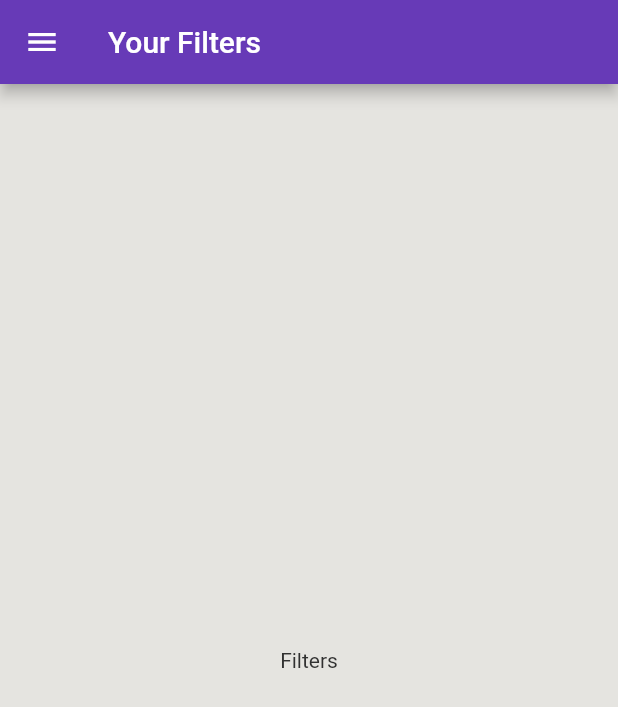
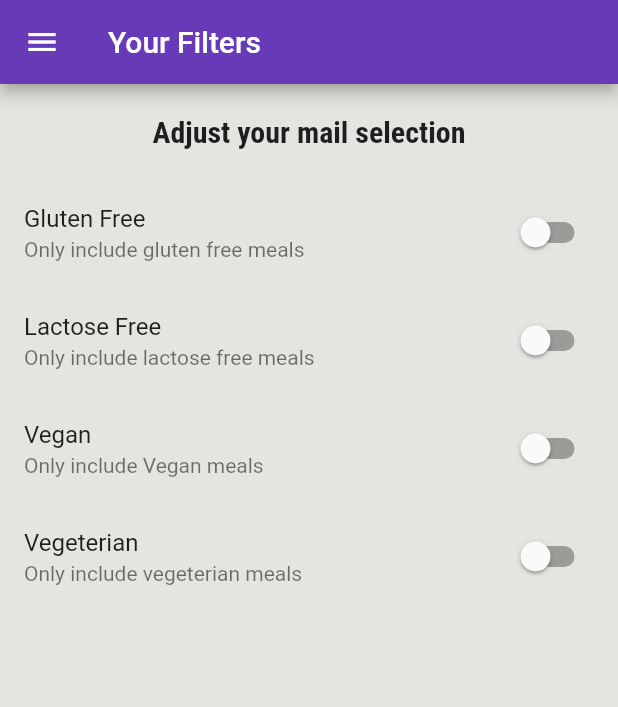
Before and after one commit to Qabbout/Meal, a Flutter app: the FiltersScreen screen opened by its route, on a phone screen of 412 x 824 dp. Shown: the top 707 px of the screen. Run offline on Flutter 3.47's test engine with Material 2 defaults, Android fonts, the phone set to English and light mode, and no system bars.

Commit message:
add switch options to filters screen

```diff
--- a/lib/screens/filters_screen.dart
+++ b/lib/screens/filters_screen.dart
@@ -1,8 +1,32 @@
 import 'package:flutter/material.dart';
 import 'package:meal/widgets/main_drawer.dart';
 
-class FiltersScreen extends StatelessWidget {
+class FiltersScreen extends StatefulWidget {
   static const routeName = 'filters_screen';
+
+  @override
+  _FiltersScreenState createState() => _FiltersScreenState();
+}
+
+class _FiltersScreenState extends State<FiltersScreen> {
+  bool _glutenFree = false;
+  bool _vegan = false;
+  bool _vegetarian = false;
+  bool _lactoseFree = false;
+
+  Widget builSwitchListTile({
+    required String title,
+    required String description,
+    required bool currentValue,
+    required VoidCallback? updateValue(bool newVal),
+  }) {
+    return SwitchListTile(
+      value: currentValue,
+      onChanged: updateValue,
+      title: Text("$title"),
+      subtitle: Text("$description"),
+    );
+  }
 
   @override
   Widget build(BuildContext context) {
@@ -10,8 +34,58 @@ class FiltersScreen extends StatelessWidget {
       appBar: AppBar(
         title: Text("Your Filters"),
       ),
-      body: Center(
-        child: Text("Filters"),
+      body: Column(
+        children: <Widget>[
+          Container(
+            padding: EdgeInsets.all(20),
+            child: Text(
+              "Adjust your mail selection",
+              style: Theme.of(context).textTheme.headline6,
+            ),
+          ),
+          Expanded(
+            child: ListView(
+              children: [
+                builSwitchListTile(
+                    title: "Gluten Free",
+                    description: "Only include gluten free meals",
+                    currentValue: _glutenFree,
+                    updateValue: (newVal) {
+                      setState(() {
+                        _glutenFree = newVal;
+                      });
+                    }),
+                builSwitchListTile(
+                    title: "Lactose Free",
+                    description: "Only include lactose free meals",
+                    currentValue: _lactoseFree,
+                    updateValue: (newVal) {
+                      setState(() {
+                        _lactoseFree = newVal;
+                      });
+                    }),
+                builSwitchListTile(
+                    title: "Vegan",
+                    description: "Only include Vegan meals",
+                    currentValue: _vegan,
+                    updateValue: (newVal) {
+                      setState(() {
+                        _vegan = newVal;
+                      });
+                    }),
+                builSwitchListTile(
+                    title: "Vegeterian",
+                    description: "Only include vegeterian meals",
+                    currentValue: _vegetarian,
+                    updateValue: (newVal) {
+                      setState(() {
+                        _vegetarian = newVal;
+                      });
+                    }),
+              ],
+            ),
+          )
+        ],
       ),
       drawer: MainDrawer(),
     );
```
